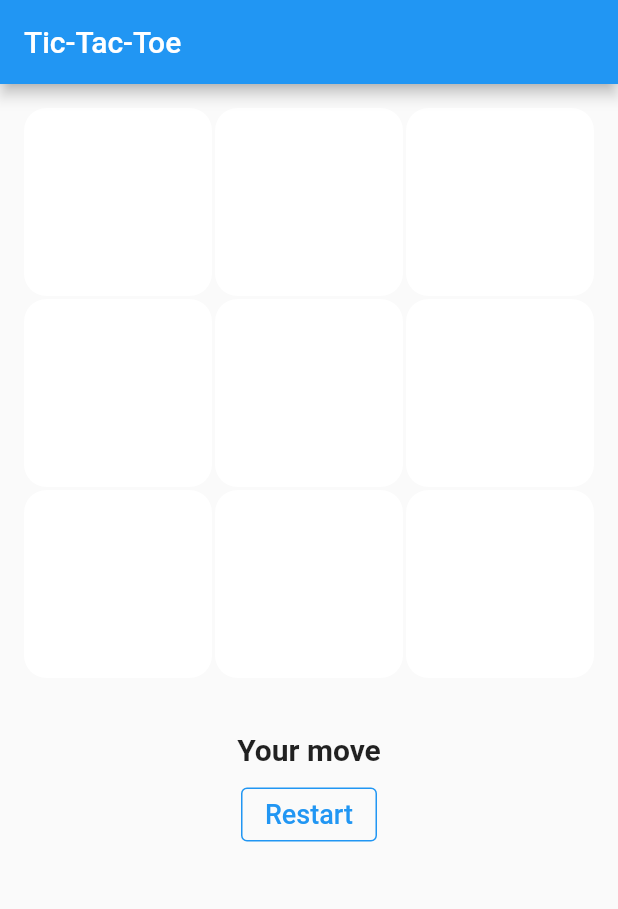
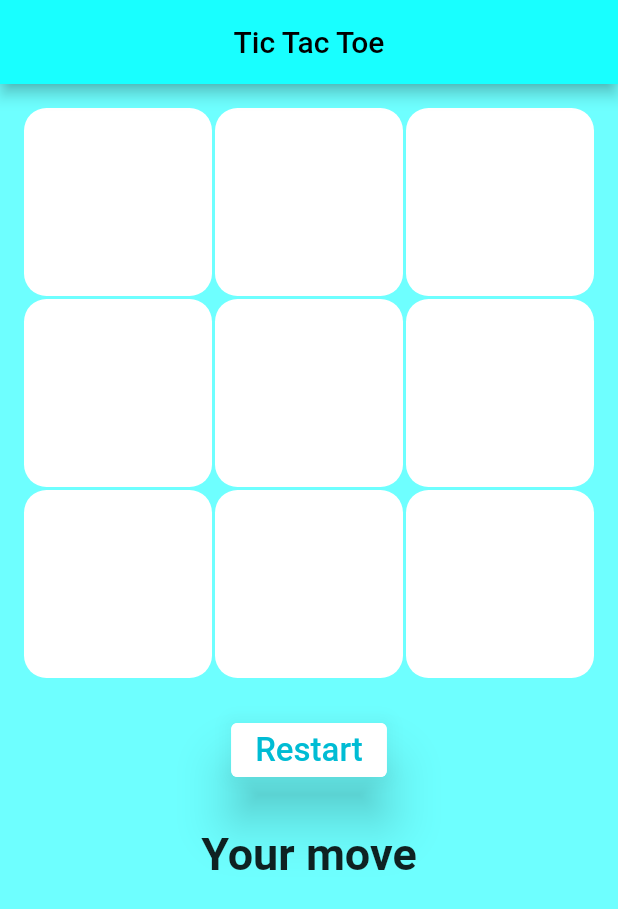
Before and after one commit to islam-ahsanul/tic-tac-toe, a Flutter app: the screen it shows after launch, after a tap on "Restart", on a phone screen of 412 x 824 dp. Shown: the top 909 px of the screen. Run offline on Flutter 3.47's test engine with Material 2 defaults, Android fonts, the phone set to English and light mode, and no system bars.

Commit message:
Changed ui color

```diff
--- a/lib/main.dart
+++ b/lib/main.dart
@@ -14,6 +14,7 @@ class MyApp extends StatelessWidget {
     return MaterialApp(
       title: 'Flutter Demo',
       theme: ThemeData(
+        canvasColor: Color.fromARGB(255, 110, 255, 255),
         primarySwatch: Colors.blue,
       ),
       home: MyHomePage(),
@@ -49,7 +50,11 @@ class _MyHomePageState extends State<MyHomePage> {
   Widget build(BuildContext context) {
     return Scaffold(
         appBar: AppBar(
-          title: Text('Tic-Tac-Toe'),
+          backgroundColor: Colors.cyanAccent,
+          shadowColor: Colors.black,
+          foregroundColor: Colors.black,
+          centerTitle: true,
+          title: Text('Tic Tac Toe'),
         ),
         body: SingleChildScrollView(
           child: Column(
@@ -101,6 +106,24 @@ class _MyHomePageState extends State<MyHomePage> {
                 ),
               ),
               Padding(
+                padding: const EdgeInsets.all(8.0),
+                child: OutlinedButton(
+                    style: OutlinedButton.styleFrom(
+                      backgroundColor: Colors.white,
+                      elevation: 15,
+                      side: BorderSide(color: Colors.white),
+                    ),
+                    onPressed: () {
+                      setState(() {
+                        refresh();
+                      });
+                    },
+                    child: Text(
+                      'Restart',
+                      style: TextStyle(fontSize: 22, color: Colors.cyan),
+                    )),
+              ),
+              Padding(
                 padding: const EdgeInsets.symmetric(vertical: 20),
                 child: Column(
                   mainAxisAlignment: MainAxisAlignment.center,
@@ -112,25 +135,9 @@ class _MyHomePageState extends State<MyHomePage> {
                                 ? 'You Lost!'
                                 : 'Your move',
                         style: TextStyle(
-                          fontSize: 20,
+                          fontSize: 30,
                           fontWeight: FontWeight.bold,
                         )),
-                    Padding(
-                      padding: const EdgeInsets.all(8.0),
-                      child: OutlinedButton(
-                          style: OutlinedButton.styleFrom(
-                            side: BorderSide(color: Colors.blue),
-                          ),
-                          onPressed: () {
-                            setState(() {
-                              refresh();
-                            });
-                          },
-                          child: Text(
-                            'Restart',
-                            style: TextStyle(fontSize: 18),
-                          )),
-                    ),
                   ],
                 ),
               )
```
